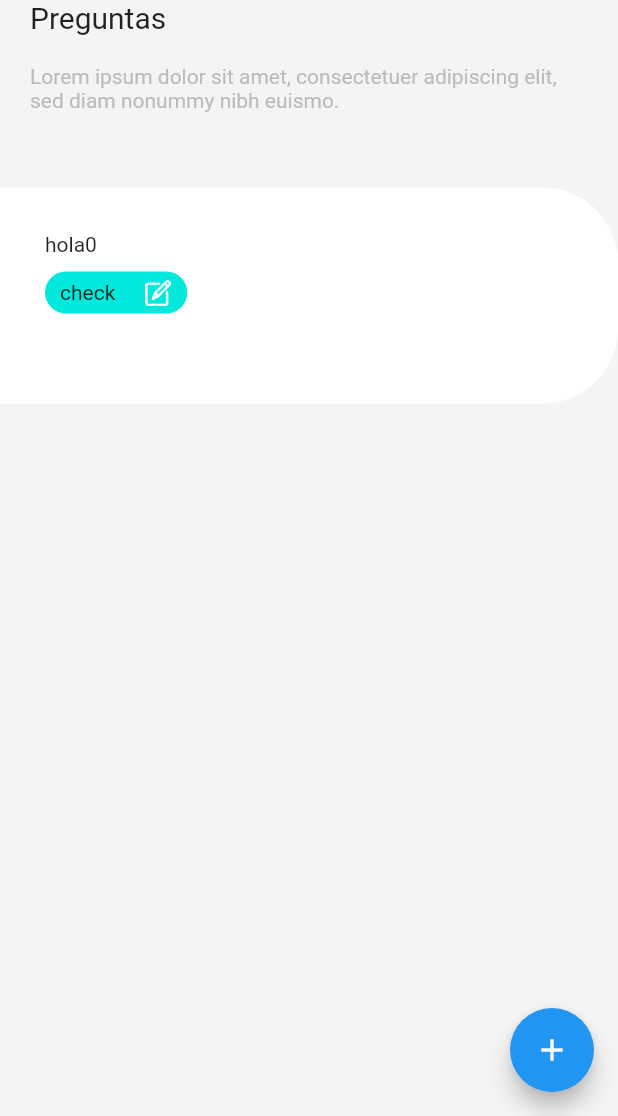
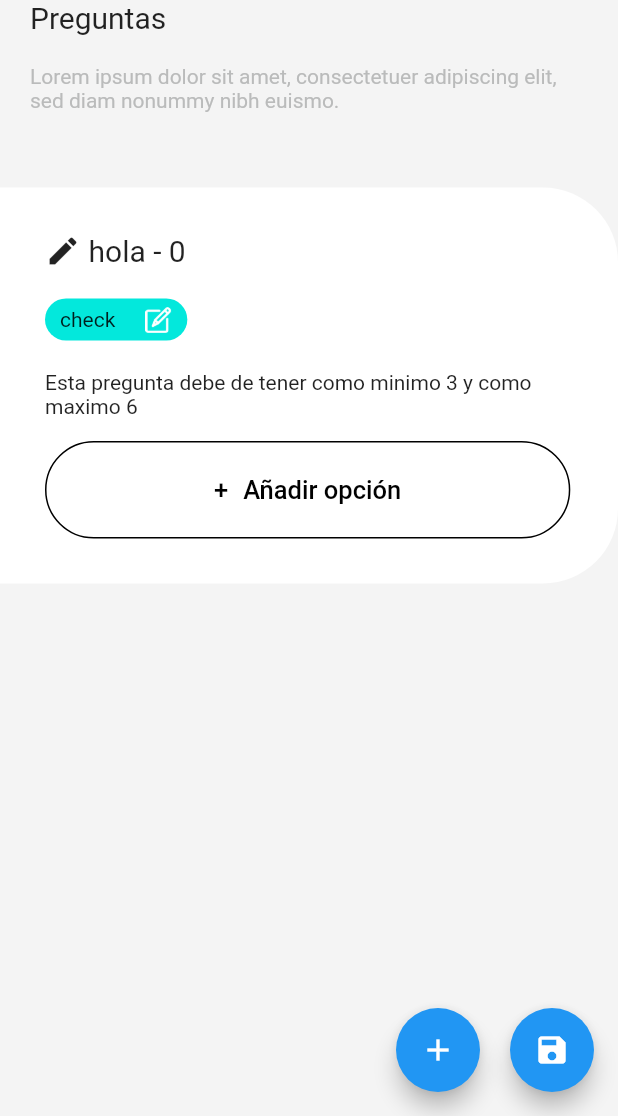
Before and after one commit to QuickySolutions/quickyshop, a Flutter app: the CreateSurveyQuestionsScreen screen opened by its route, after a tap on the "add" icon, after a tap on "Multiple selección", on a phone screen of 412 x 824 dp, the part 120-1236 px from its top. Run offline on Flutter 3.47's test engine with Material 2 defaults, Android fonts, the phone set to English and light mode, and no system bars; our stand-ins replace dio, firebase_auth, firebase_core, firebase_storage, google_sign_in, image_picker and 2 more; missing offline and left inert: flutter_facebook_auth; accounts and stored records are empty; network calls fail.

Commit message:
set body to create survey

```diff
--- a/lib/models/survey/Question.dart
+++ b/lib/models/survey/Question.dart
@@ -5,4 +5,5 @@ abstract class Question {
   late String title;
   late String? type;
   late List<OptionQuestion>? options;
+  Map<String, dynamic>? toJson();
 }
--- a/lib/models/survey/Survey.dart
+++ b/lib/models/survey/Survey.dart
@@ -1,17 +1,43 @@
+import 'dart:convert';
+
 import 'package:quickyshop/models/survey/Question.dart';
 
 class Survey {
-  String id;
+  String? id;
   String photo;
-  String nameSurvey;
+  String name;
   String? description;
   bool active;
   late List<Question>? questions;
+  String secretPassword;
+  String initDate;
+  String finalDate;
   Survey(
-      {required this.id,
+      {this.id,
       required this.photo,
-      required this.nameSurvey,
+      required this.name,
+      required this.initDate,
+      required this.finalDate,
+      required this.secretPassword,
       this.description,
       this.active = true,
       this.questions});
+
+  String toJson() {
+    var len = id ?? null;
+    Map<String, dynamic> map = {
+      'id': len,
+      'photo': photo,
+      'nameSurvey': name,
+      'active': active,
+      'secretPassword': secretPassword,
+      'initDate': initDate,
+      'finalDate': finalDate,
+    };
+    if (description != null) map['description'] = description;
+    if (questions != null)
+      map['questions'] = questions!.map((q) => q.toJson()).toList();
+
+    return jsonEncode(map);
+  }
 }
--- a/lib/models/survey/questions/CheckboxQuestion.dart
+++ b/lib/models/survey/questions/CheckboxQuestion.dart
@@ -2,6 +2,13 @@ import 'package:quickyshop/models/survey/questions/options/OptionQuestion.dart';
 import 'package:quickyshop/models/survey/Question.dart';
 
 class CheckBoxQuestion implements Question {
+  int minimumOptions;
+  int maximumOptions;
+
+  int? maxSelected;
+  int? minimumSelected;
+  bool isCompletedQuestion;
+
   @override
   List<OptionQuestion>? options;
 
@@ -15,7 +22,10 @@ class CheckBoxQuestion implements Question {
       {required this.title,
       required this.type,
       required this.options,
-      required this.id});
+      required this.id,
+      required this.minimumOptions,
+      required this.maximumOptions,
+      this.isCompletedQuestion = false});
 
   @override
   String id;
--- a/lib/models/survey/questions/TemplateQuestion.dart
+++ b/lib/models/survey/questions/TemplateQuestion.dart
@@ -4,8 +4,6 @@ import 'package:quickyshop/models/survey/Question.dart';
 class TemplateQuestion implements Question {
   @override
   String title;
-
-  TemplateQuestion({required this.title, required this.type, required this.id});
 
   @override
   List<OptionQuestion>? options;
@@ -15,4 +13,12 @@ class TemplateQuestion implements Question {
 
   @override
   String id;
+
+  TemplateQuestion({required this.title, required this.type, required this.id});
+
+  @override
+  Map<String, dynamic>? toJson() {
+    // TODO: implement toJson
+    return {};
+  }
 }
--- a/lib/models/survey/questions/options/MultipleSelectionOption.dart
+++ b/lib/models/survey/questions/options/MultipleSelectionOption.dart
@@ -1,11 +1,20 @@
 import 'package:quickyshop/models/survey/questions/options/OptionQuestion.dart';
 
 class MultipleSelectionOption implements OptionQuestion {
+  bool value;
+
   @override
   String titleOptionSurvey;
 
-  bool value;
+  @override
+  String id;
+
+  @override
+  Map<String, dynamic> toJson() {
+    // TODO: implement toJson
+    return {'id': id, 'titleOptionSurvey': titleOptionSurvey, 'value': value};
+  }
 
   MultipleSelectionOption(
-      {required this.titleOptionSurvey, required this.value});
+      {required this.id, required this.titleOptionSurvey, this.value = false});
 }
--- a/lib/models/survey/questions/options/OptionQuestion.dart
+++ b/lib/models/survey/questions/options/OptionQuestion.dart
@@ -1,3 +1,5 @@
 abstract class OptionQuestion {
+  late String id;
   late String titleOptionSurvey;
+  Map<String, dynamic>? toJson();
 }
--- a/lib/providers/survey/survey_provider.dart
+++ b/lib/providers/survey/survey_provider.dart
@@ -4,10 +4,19 @@ import 'package:quickyshop/models/survey/Question.dart';
 import 'package:quickyshop/models/survey/Survey.dart';
 import 'package:quickyshop/models/survey/questions/CloseQuestion.dart';
 import 'package:quickyshop/models/survey/questions/TemplateQuestion.dart';
+import 'package:quickyshop/models/survey/questions/options/MultipleSelectionOption.dart';
+import 'package:quickyshop/models/survey/questions/options/OptionQuestion.dart';
+import 'package:uuid/uuid.dart';
 
 class SurveyProvider extends ChangeNotifier {
-  Survey _survey =
-      Survey(id: '12345-555', photo: '', nameSurvey: 'prueba', questions: []);
+  Survey _survey = Survey(
+      id: '1234',
+      name: 'prueba',
+      questions: [],
+      photo: '',
+      secretPassword: '1334444',
+      initDate: "2034-03-32",
+      finalDate: "3233-43-43");
 
   Survey get survey => _survey;
 
@@ -17,9 +26,12 @@ class SurveyProvider extends ChangeNotifier {
   }
 
   void handleChangeSelectionTypeQuestion(int indexQuestion, String keyType) {
+    print(indexQuestion);
     Question oldQuestion = _survey.questions![indexQuestion];
     if (keyType == 'check') {
       _survey.questions![indexQuestion] = CheckBoxQuestion(
+          maximumOptions: 6,
+          minimumOptions: 3,
           id: oldQuestion.id,
           title: oldQuestion.title,
           type: keyType,
@@ -46,4 +58,20 @@ class SurveyProvider extends ChangeNotifier {
 
     notifyListeners();
   }
+
+  void addNewOptionToQuestion(int indexQuestion) {
+    OptionQuestion newOption = MultipleSelectionOption(
+        id: Uuid().v4(),
+        titleOptionSurvey: 'titulo de la opción...',
+        value: false);
+    _survey.questions![indexQuestion].options!.add(newOption);
+    notifyListeners();
+  }
+
+  void handleChangeTitleOption(
+      int indexQuestion, int indexOption, String value) {
+    _survey.questions![indexQuestion].options![indexOption].titleOptionSurvey =
+        value;
+    notifyListeners();
+  }
 }
--- a/lib/screens/surveys/create_survey_questions_screen.dart
+++ b/lib/screens/surveys/create_survey_questions_screen.dart
@@ -6,20 +6,35 @@ import 'package:quickyshop/models/survey/questions/TemplateQuestion.dart';
 import 'package:quickyshop/providers/survey/survey_provider.dart';
 import 'package:quickyshop/screens/app/goBackButton.dart';
 import 'package:quickyshop/utils/Colors.dart';
+import 'package:quickyshop/utils/general_methods.dart';
 import 'package:quickyshop/widgets/surveys/survey_question_item.dart';
+import 'package:uuid/uuid.dart';
 
 class CreateSurveyQuestionsScreen extends StatelessWidget {
   @override
   Widget build(BuildContext context) {
     final surveyProvider = Provider.of<SurveyProvider>(context);
     return Scaffold(
-      floatingActionButton: FloatingActionButton(
-        onPressed: () {
-          Question newQuestion =
-              TemplateQuestion(id: 'XXX-XXX', title: 'hola', type: 'normal');
-          surveyProvider.addNewQuestion(newQuestion);
-        },
-        child: Icon(Icons.add),
+      floatingActionButton: Row(
+        mainAxisAlignment: MainAxisAlignment.end,
+        children: [
+          FloatingActionButton(
+            onPressed: () {
+              Question newQuestion = TemplateQuestion(
+                  id: Uuid().v4(), title: 'hola', type: 'normal');
+              surveyProvider.addNewQuestion(newQuestion);
+              //printJson(surveyProvider.survey.toJson());
+            },
+            child: Icon(Icons.add),
+          ),
+          SizedBox(width: 20),
+          FloatingActionButton(
+            onPressed: () {
+              printJson(surveyProvider.survey.toJson());
+            },
+            child: Icon(Icons.save),
+          ),
+        ],
       ),
       backgroundColor: Color(0xffF4F4F4),
       body: SafeArea(
--- a/lib/widgets/surveys/survey_question_item.dart
+++ b/lib/widgets/surveys/survey_question_item.dart
@@ -1,9 +1,14 @@
 import 'package:flutter/material.dart';
 import 'package:provider/provider.dart';
 import 'package:quickyshop/models/survey/Question.dart';
+import 'package:quickyshop/models/survey/questions/CheckboxQuestion.dart';
+import 'package:quickyshop/models/survey/questions/options/MultipleSelectionOption.dart';
+import 'package:quickyshop/models/survey/questions/options/OptionQuestion.dart';
 import 'package:quickyshop/providers/survey/survey_provider.dart';
 import 'package:quickyshop/utils/Colors.dart';
 import 'package:quickyshop/utils/survey_utils.dart';
+import 'package:quickyshop/widgets/buttons/quickyButton.dart';
+import 'package:quickyshop/widgets/inputs/quicky_textfield.dart';
 import 'package:quickyshop/widgets/surveys/survey_question_type_item.dart';
 
 class SurveyQuestionItem extends StatelessWidget {
@@ -25,13 +30,28 @@ class SurveyQuestionItem extends StatelessWidget {
       child: Column(
         crossAxisAlignment: CrossAxisAlignment.start,
         children: [
-          Text(question.title + '$indexQuestion'),
-          SizedBox(height: 10),
+          Container(
+            child: Row(
+              children: [
+                Icon(Icons.edit),
+                SizedBox(width: 5),
+                Text(
+                  question.title + ' - $indexQuestion',
+                  style: TextStyle(fontSize: 20),
+                ),
+              ],
+            ),
+          ),
+          SizedBox(height: 20),
           question.type != 'normal'
               ? showTypeQuestion(surveyProvider)
               : Container(),
-          SizedBox(height: question.type != 'normal' ? 30 : 0),
-          question.type == 'normal' ? selectQuestionType() : Container()
+          SizedBox(height: question.type != 'normal' ? 20 : 0),
+          question.type == 'normal' ? selectQuestionType() : Container(),
+          question.type == 'check'
+              ? MultipleSelectionContent(
+                  surveyProvider, question as CheckBoxQuestion)
+              : Container()
         ],
       ),
     );
@@ -73,4 +93,61 @@ class SurveyQuestionItem extends StatelessWidget {
           )),
     );
   }
+
+  Widget MultipleSelectionContent(
+      SurveyProvider surveyProvider, CheckBoxQuestion question) {
+    return Column(
+      crossAxisAlignment: CrossAxisAlignment.start,
+      children: [
+        Text(
+            'Esta pregunta debe de tener como minimo ${question.minimumOptions} y como maximo ${question.maximumOptions}'),
+        SizedBox(height: 10),
+        Column(
+          children: question.options!.map((OptionQuestion optionQuestion) {
+            int index = question.options!
+                .indexWhere((el) => el.id == optionQuestion.id);
+            return Container(
+                margin: EdgeInsets.only(bottom: 5),
+                child: QuickyTextField(
+                  onChanged: (String value) {
+                    surveyProvider.handleChangeTitleOption(
+                        indexQuestion, index, value);
+                  },
+                  hintText: optionQuestion.titleOptionSurvey,
+                ));
+          }).toList(),
+        ),
+        SizedBox(height: 5),
+        QuickyButton(
+          type: QuickyButtonTypes.tertiary,
+          onTap: () {
+            if (question.options!.length < question.minimumOptions ||
+                question.options!.length < question.maximumOptions) {
+              surveyProvider.addNewOptionToQuestion(indexQuestion);
+            }
+          },
+          child: Row(
+            mainAxisAlignment: MainAxisAlignment.center,
+            children: [
+              Text(
+                '+',
+                style: TextStyle(
+                    fontSize: 17,
+                    color: Colors.black,
+                    fontWeight: FontWeight.w500),
+              ),
+              SizedBox(width: 10),
+              Text(
+                'Añadir opción',
+                style: TextStyle(
+                    fontSize: 17,
+                    color: Colors.black,
+                    fontWeight: FontWeight.w500),
+              )
+            ],
+          ),
+        ),
+      ],
+    );
+  }
 }
--- a/pubspec.yaml
+++ b/pubspec.yaml
@@ -45,6 +45,7 @@ dependencies:
   image_picker: ^0.8.9
   firebase_storage: ^11.2.2
   shared_preferences: ^2.1.2
+  uuid: ^3.0.7
 
 
 dev_dependencies:
```
Also changed, not shown: lib/utils/general_methods.dart (+8 -0 lines), pubspec.lock.
